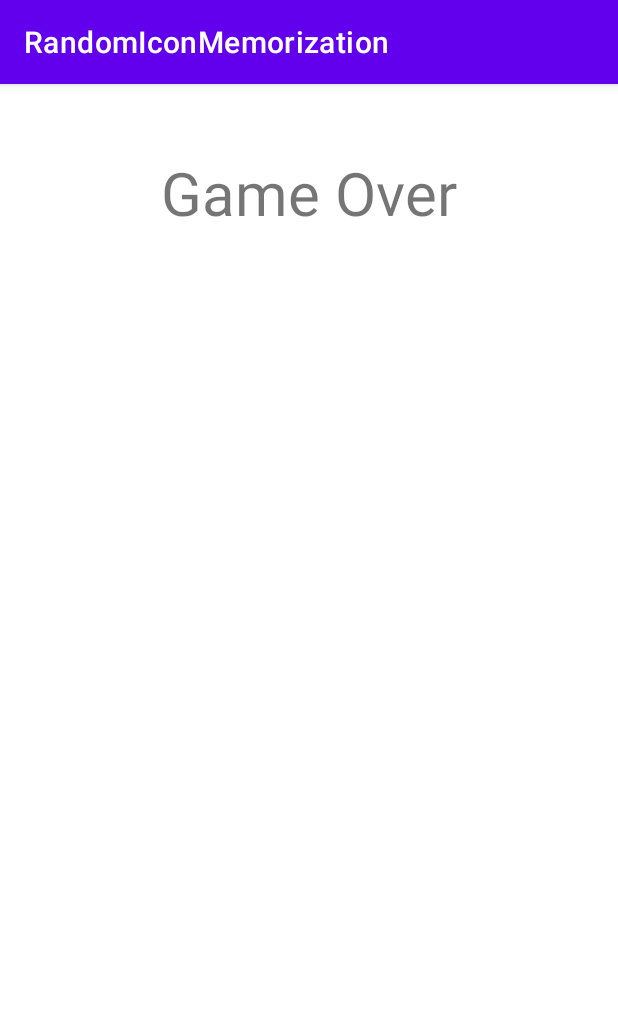
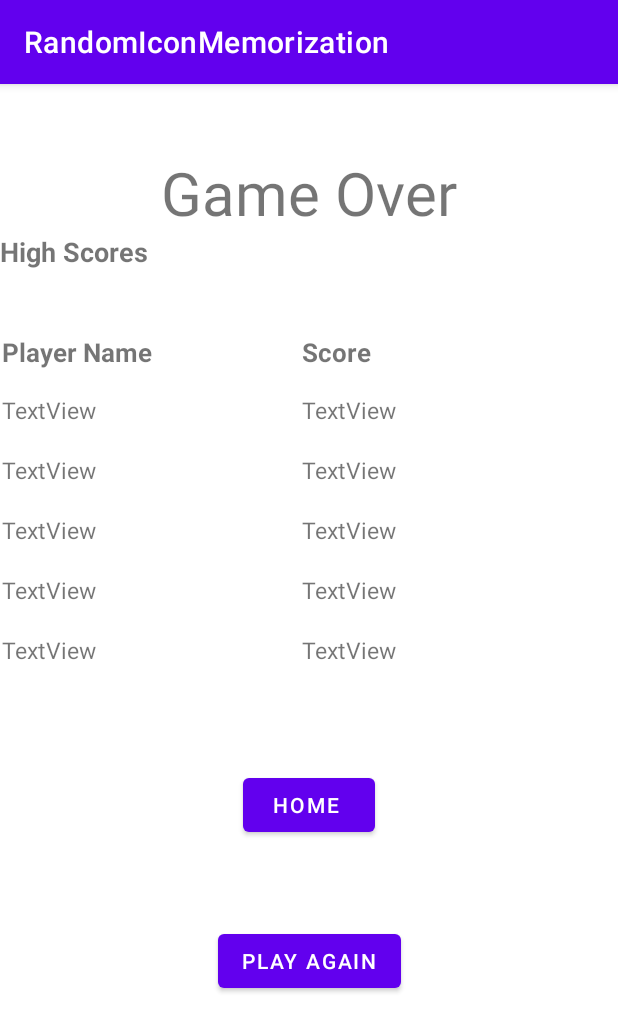
Before and after one commit to Kristio1232/CodingEntourage, an Android app: the GameOverActivity screen opened directly, with no data from a screen before it, on a phone screen of 412 x 824 dp. Shown: the top 1032 px of the screen. Run offline under Robolectric (Android 15) with nearby library versions, the light colour scheme and no system bars.

Commit message:
The Game Over design
The Game Over design

```diff
--- a/RandomIconMemorization/app/src/main/java/com/example/randomiconmemorization/MainActivity.java
+++ b/RandomIconMemorization/app/src/main/java/com/example/randomiconmemorization/MainActivity.java
@@ -22,4 +22,5 @@ public class MainActivity extends AppCompatActivity {
         Intent intent = new Intent(this, GameActivity.class);
         startActivity(intent);
     }
+
 }
--- a/RandomIconMemorization/app/src/main/res/layout/activity_game_over.xml
+++ b/RandomIconMemorization/app/src/main/res/layout/activity_game_over.xml
@@ -17,5 +17,162 @@
         app:layout_constraintStart_toStartOf="parent"
         app:layout_constraintTop_toTopOf="parent" />
 
+    <TextView
+        android:id="@+id/textView31"
+        android:layout_width="210dp"
+        android:layout_height="35dp"
+        android:text="High Scores"
+        android:textSize="18dp"
+        android:textStyle="bold"
+        app:layout_constraintStart_toStartOf="parent"
+        app:layout_constraintTop_toBottomOf="@+id/Game_Over" />
+
+    <TableLayout
+        android:id="@+id/tableLayout"
+        android:layout_width="410dp"
+        android:layout_height="234dp"
+        android:layout_marginTop="32dp"
+        app:layout_constraintEnd_toEndOf="parent"
+        app:layout_constraintStart_toStartOf="parent"
+        app:layout_constraintTop_toBottomOf="@+id/textView31">
+
+        <TableRow
+            android:layout_width="match_parent"
+            android:layout_height="match_parent">
+
+            <TextView
+                android:id="@+id/textView26"
+                android:layout_width="200dp"
+                android:layout_height="40dp"
+                android:text="Player Name "
+                android:textSize="17dp"
+                android:textStyle="bold" />
+
+            <TextView
+                android:id="@+id/textView27"
+                android:layout_width="208dp"
+                android:layout_height="40dp"
+                android:text="Score"
+                android:textSize="17dp"
+                android:textStyle="bold" />
+        </TableRow>
+
+        <TableRow
+            android:layout_width="match_parent"
+            android:layout_height="match_parent">
+
+            <TextView
+                android:id="@+id/textView23"
+                android:layout_width="129dp"
+                android:layout_height="40dp"
+                android:text="TextView"
+                android:textSize="15dp" />
+
+            <TextView
+                android:id="@+id/textView22"
+                android:layout_width="129dp"
+                android:layout_height="40dp"
+                android:text="TextView"
+                android:textSize="15dp" />
+        </TableRow>
+
+        <TableRow
+            android:layout_width="match_parent"
+            android:layout_height="match_parent">
+
+            <TextView
+                android:id="@+id/textView36"
+                android:layout_width="129dp"
+                android:layout_height="40dp"
+                android:text="TextView"
+                android:textSize="15dp" />
+
+            <TextView
+                android:id="@+id/textView37"
+                android:layout_width="129dp"
+                android:layout_height="40dp"
+                android:text="TextView"
+                android:textSize="15dp" />
+        </TableRow>
+
+        <TableRow
+            android:layout_width="match_parent"
+            android:layout_height="match_parent">
+
+            <TextView
+                android:id="@+id/textView38"
+                android:layout_width="wrap_content"
+                android:layout_height="40dp"
+                android:text="TextView"
+                android:textSize="15dp" />
+
+            <TextView
+                android:id="@+id/textView39"
+                android:layout_width="wrap_content"
+                android:layout_height="40dp"
+                android:text="TextView"
+                android:textSize="15dp" />
+        </TableRow>
+
+        <TableRow
+            android:layout_width="match_parent"
+            android:layout_height="match_parent">
+
+            <TextView
+                android:id="@+id/textView40"
+                android:layout_width="wrap_content"
+                android:layout_height="40dp"
+                android:text="TextView"
+                android:textSize="15dp" />
+
+            <TextView
+                android:id="@+id/textView41"
+                android:layout_width="wrap_content"
+                android:layout_height="40dp"
+                android:text="TextView"
+                android:textSize="15dp" />
+        </TableRow>
+
+        <TableRow
+            android:layout_width="match_parent"
+            android:layout_height="match_parent">
+
+            <TextView
+                android:id="@+id/textView42"
+                android:layout_width="wrap_content"
+                android:layout_height="40dp"
+                android:text="TextView"
+                android:textSize="15dp" />
+
+            <TextView
+                android:id="@+id/textView43"
+                android:layout_width="wrap_content"
+                android:layout_height="40dp"
+                android:text="TextView"
+                android:textSize="15dp" />
+        </TableRow>
+
+    </TableLayout>
+
+    <Button
+        android:id="@+id/button"
+        android:layout_width="wrap_content"
+        android:layout_height="wrap_content"
+        android:text="Home "
+        app:layout_constraintBottom_toTopOf="@+id/button2"
+        app:layout_constraintEnd_toEndOf="parent"
+        app:layout_constraintStart_toStartOf="parent"
+        app:layout_constraintTop_toBottomOf="@+id/tableLayout" />
+
+    <Button
+        android:id="@+id/button2"
+        android:layout_width="wrap_content"
+        android:layout_height="wrap_content"
+        android:text="Play Again"
+        app:layout_constraintBottom_toBottomOf="parent"
+        app:layout_constraintEnd_toEndOf="parent"
+        app:layout_constraintStart_toStartOf="parent"
+        app:layout_constraintTop_toBottomOf="@+id/tableLayout" />
+
 
 </androidx.constraintlayout.widget.ConstraintLayout>
```
